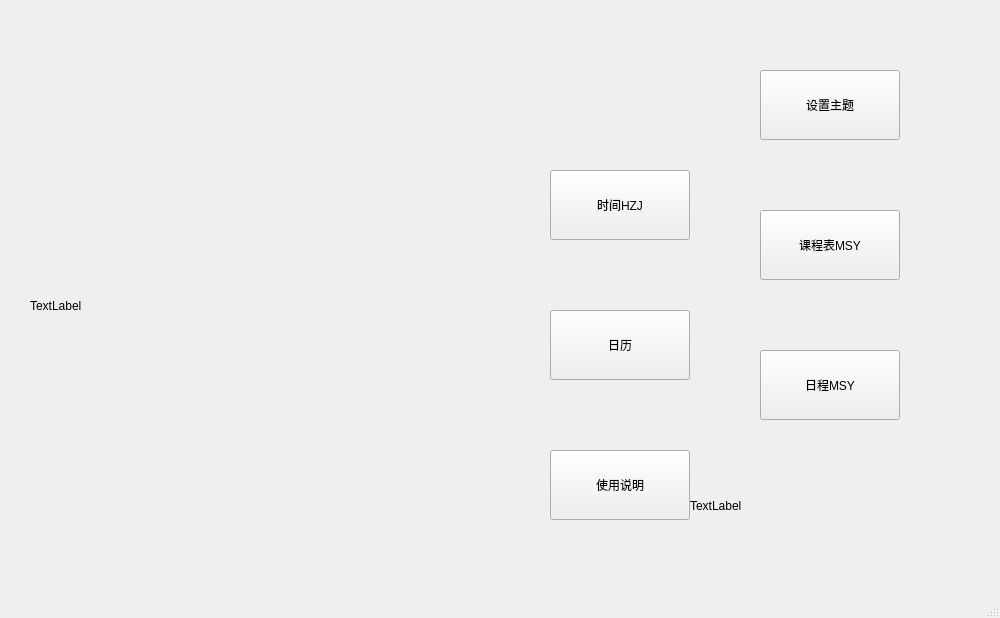
Qt form realProgect/mainwindow.ui (Arthur381/QTproject) before a commit.
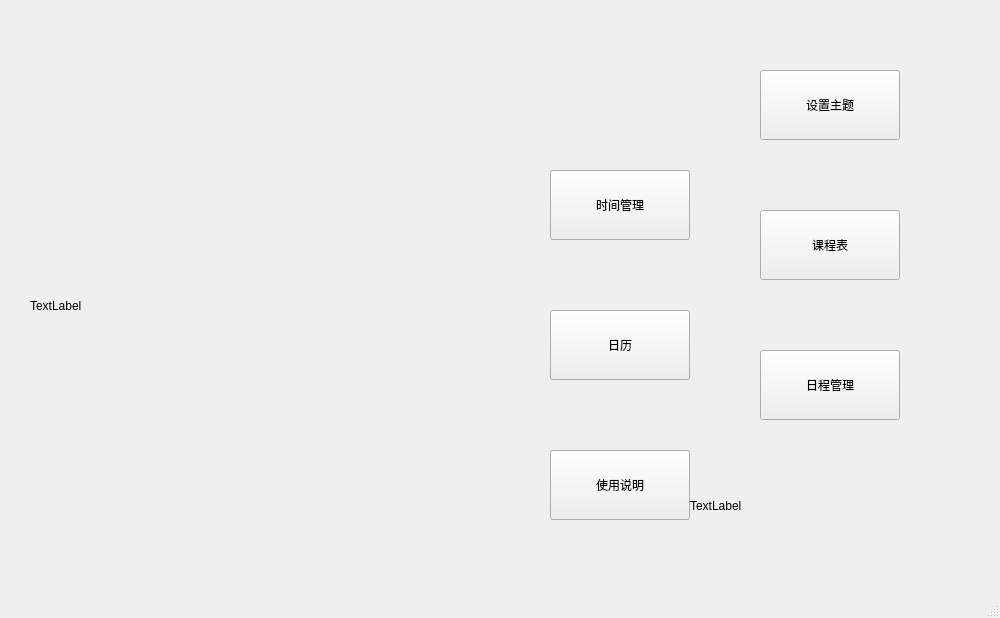
The same form after that commit. Icons and pictures are not drawn. Custom widgets are drawn as their Qt base class.

```diff
--- a/realProgect/mainwindow.ui
+++ b/realProgect/mainwindow.ui
@@ -67,7 +67,7 @@
      <string notr="true"/>
     </property>
     <property name="text">
-     <string>课程表MSY</string>
+     <string>课程表</string>
     </property>
    </widget>
    <widget class="HoverButton" name="pushButton">
@@ -95,7 +95,7 @@
      <string notr="true"/>
     </property>
     <property name="text">
-     <string>日程MSY</string>
+     <string>日程管理</string>
     </property>
    </widget>
    <widget class="HoverButton" name="readme">
@@ -210,7 +210,7 @@
      <string notr="true"/>
     </property>
     <property name="text">
-     <string>时间HZJ</string>
+     <string>时间管理</string>
     </property>
    </widget>
    <widget class="QLabel" name="mainlabel">
```
Left out of the diff: 6 changed lines with no effect on the pictures.
